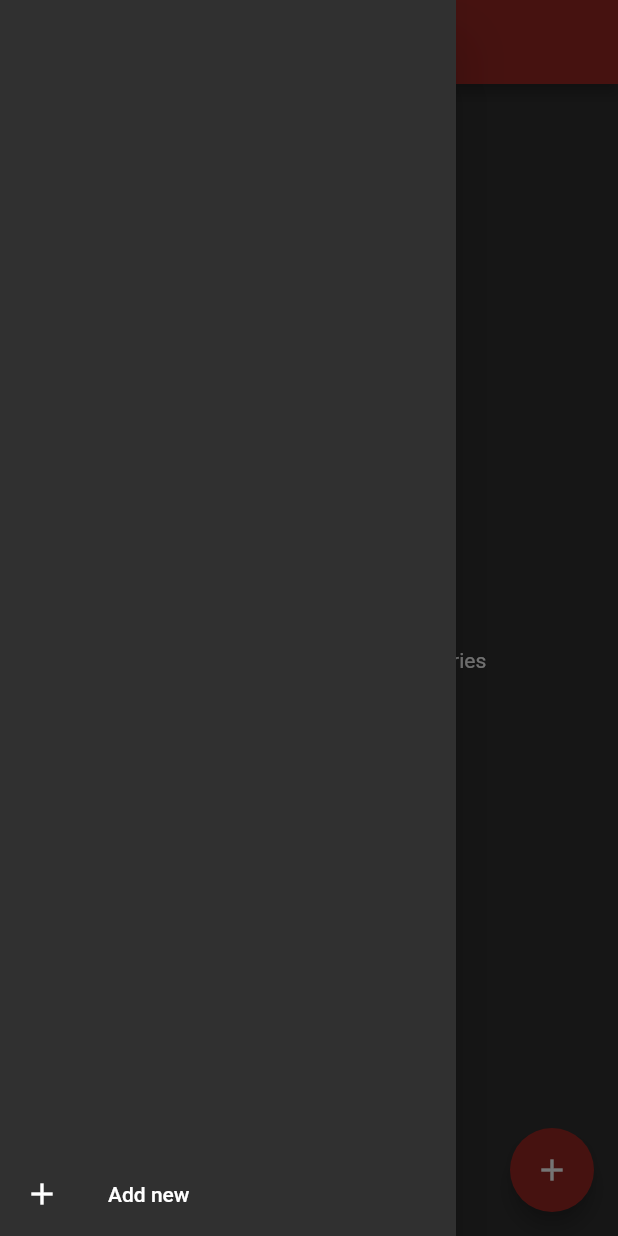
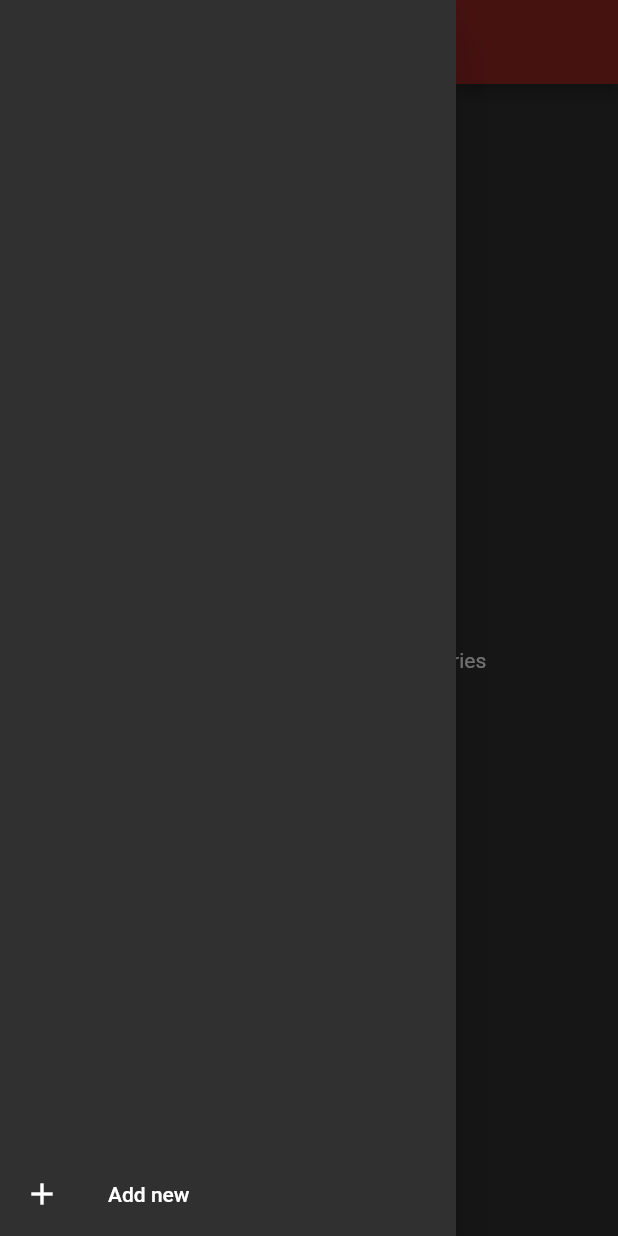
Before and after one commit to BhasherBEL/Splitr, a Flutter app: the screen it shows after launch, with the side drawer open, on a phone screen of 412 x 824 dp. Run offline on Flutter 3.47's test engine with Material 2 defaults, Android fonts, the phone set to English and light mode, and no system bars; our stand-ins replace sqflite; accounts and stored records are empty.

Commit message:
Project selection

```diff
--- a/lib/components/home_page.dart
+++ b/lib/components/home_page.dart
@@ -1,28 +1,56 @@
 import 'package:flutter/material.dart';
+import 'package:shared/components/project/item_list.dart';
+import 'package:shared/model/project.dart';
+import 'package:shared/model/project_data.dart';
 
 import 'project/drawer.dart';
 
-class HomePage extends StatelessWidget {
+class HomePage extends StatefulWidget {
   const HomePage({super.key});
 
   @override
+  State<HomePage> createState() => _HomePageState();
+}
+
+class _HomePageState extends State<HomePage> {
+  Project? project = Project.current;
+  ProjectData? projectData;
+
+  void back() {
+    setState(() {
+      project = Project.current;
+    });
+    if (project != null) _loadProjectData();
+  }
+
+  Future<void> _loadProjectData() async {
+    projectData = ProjectData(project!);
+    await projectData!.load();
+    setState(() {
+      projectData!.isLoaded = true;
+    });
+  }
+
+  @override
   Widget build(BuildContext context) {
+    bool hasProject = project != null;
     return Scaffold(
       appBar: AppBar(
         centerTitle: true,
         title: Column(
-          children: const [
+          children: [
             Text(
-              "Berlin Trip",
-              style: TextStyle(
+              hasProject ? project!.name : "Shared",
+              style: const TextStyle(
                 fontSize: 24,
                 fontWeight: FontWeight.bold,
                 // fontFeatures: [FontFeature.enable('smcp')],
               ),
             ),
+            if (hasProject)
               Text(
-              "Arthur, Sandrine, Paul",
-              style: TextStyle(
+                project!.name,
+                style: const TextStyle(
                   fontSize: 14,
                   fontStyle: FontStyle.italic,
                 ),
@@ -31,21 +59,22 @@ class HomePage extends StatelessWidget {
         ),
       ),
       body: Center(
-        child: Column(
-          mainAxisAlignment: MainAxisAlignment.center,
-          children: const <Widget>[
-            Text(
+        child: hasProject
+            ? projectData!.isLoaded
+                ? ItemList(projectData!)
+                : const Text("Loading entries ...")
+            : const Text(
                 'Select a project to start adding entries',
               ),
-          ],
       ),
-      ),
-      drawer: const ProjectsDrawer(),
-      floatingActionButton: const FloatingActionButton(
+      drawer: ProjectsDrawer(onDrawerCallback: back),
+      floatingActionButton: hasProject
+          ? const FloatingActionButton(
               onPressed: null,
               tooltip: 'Add new entry',
               child: Icon(Icons.add),
-      ),
+            )
+          : null,
     );
   }
 }
--- a/lib/components/project/drawer.dart
+++ b/lib/components/project/drawer.dart
@@ -6,27 +6,17 @@ import '../new_project.dart';
 class ProjectsDrawer extends StatefulWidget {
   const ProjectsDrawer({
     Key? key,
+    this.onDrawerCallback,
   }) : super(key: key);
+
+  final Function()? onDrawerCallback;
 
   @override
   State<ProjectsDrawer> createState() => _ProjectsDrawerState();
 }
 
 class _ProjectsDrawerState extends State<ProjectsDrawer> {
-  late List<Project> projects;
-  bool isLoading = true;
-
-  Future refreshProjects() async {
-    setState(() => isLoading = true);
-    projects = await Project.getAllProjects();
-    setState(() => isLoading = false);
-  }
-
-  @override
-  void initState() {
-    super.initState();
-    refreshProjects();
-  }
+  List<Project> projects = Project.projects;
 
   @override
   Widget build(BuildContext context) {
@@ -36,13 +26,18 @@ class _ProjectsDrawerState extends State<ProjectsDrawer> {
       child: Column(
         children: [
           Expanded(
-            child: isLoading
-                ? const Text("loading ...")
-                : ListView.builder(
+            child: ListView.builder(
               itemBuilder: (context, index) {
                 Project project = projects.elementAt(index);
                 return ListTile(
                   title: Text(project.name),
+                  onTap: () {
+                    Project.current = project;
+                    Navigator.pop(context);
+                    if (widget.onDrawerCallback != null) {
+                      widget.onDrawerCallback!();
+                    }
+                  },
                   onLongPress: () async {
                     final result = await showMenu(
                       context: context,
@@ -56,9 +51,13 @@ class _ProjectsDrawerState extends State<ProjectsDrawer> {
                     );
                     if (result == 'delete') {
                       await project.delete();
+                      if (mounted)
                         ScaffoldMessenger.of(context).showSnackBar(SnackBar(
                           content: Text("Project ${project.name} deleted"),
                         ));
+                      setState(() {
+                        if (mounted) projects = Project.projects;
+                      });
                     }
                   },
                 );
@@ -75,13 +74,17 @@ class _ProjectsDrawerState extends State<ProjectsDrawer> {
                   ListTile(
                       leading: const Icon(Icons.add),
                       title: const Text("Add new"),
-                    onTap: () => Navigator.push(
+                      onTap: () async {
+                        await Navigator.push(
                           context,
                           MaterialPageRoute(
                             builder: (context) => const NewProjectPage(),
                           ),
-                    ),
-                  ),
+                        );
+                        setState(() {
+                          if (mounted) projects = Project.projects;
+                        });
+                      }),
                 ],
               ),
             ),
--- a/lib/model/item.dart
+++ b/lib/model/item.dart
@@ -24,37 +24,37 @@ class ItemFields {
 class Item {
   const Item({
     this.id,
-    required this.project,
+    required this.projectId,
     required this.title,
-    required this.emitter,
+    required this.emitterId,
     required this.amount,
     required this.date,
   });
 
   final int? id;
-  final Project project;
+  final int projectId;
   final String title;
-  final Participant emitter;
+  final int emitterId;
   final double amount;
 
   final DateTime date;
   Map<String, Object?> toJson() => {
         ItemFields.id: id,
-        ItemFields.project: project.id,
+        ItemFields.project: projectId,
         ItemFields.title: title,
-        ItemFields.emitter: emitter.id,
+        ItemFields.emitter: emitterId,
         ItemFields.amount: amount,
         ItemFields.date: date.millisecondsSinceEpoch,
       };
 
-  // static Item fromJson(Map<String, Object?> json) {
-  //   return Item(
-  //     id: json[ItemFields.id] as int?,
-  //     project: Project.fromId(json[ItemFields.project] as int),
-  //     title: json[ItemFields.title] as String,
-  //     emitter: Participant.fromId(json[ItemFields.emitter] as int),
-  //     amount: json[ItemFields.amount] as double,
-  //     date: DateTime.fromMillisecondsSinceEpoch(json[ItemFields.date] as int),
-  //   );
-  // }
+  static Item fromJson(Map<String, Object?> json) {
+    return Item(
+      id: json[ItemFields.id] as int?,
+      projectId: json[ItemFields.project] as int,
+      title: json[ItemFields.title] as String,
+      emitterId: json[ItemFields.emitter] as int,
+      amount: json[ItemFields.amount] as double,
+      date: DateTime.fromMillisecondsSinceEpoch(json[ItemFields.date] as int),
+    );
+  }
 }
--- /dev/null
+++ b/lib/model/project_data.dart
@@ -0,0 +1,14 @@
+import 'package:shared/model/item.dart';
+import 'package:shared/model/project.dart';
+
+class ProjectData {
+  final Project project;
+  bool isLoaded = false;
+  List<Item> items = [];
+
+  ProjectData(this.project);
+
+  Future load() async {
+    items = await project.getItems();
+  }
+}
```
Also changed, not shown: lib/components/project/item_list.dart (added, +32 -0 lines), lib/components/project/items.dart (deleted, +0 -48 lines), lib/model/project.dart (+34 -18 lines). Lines whose indentation alone changed are shown as unchanged.
